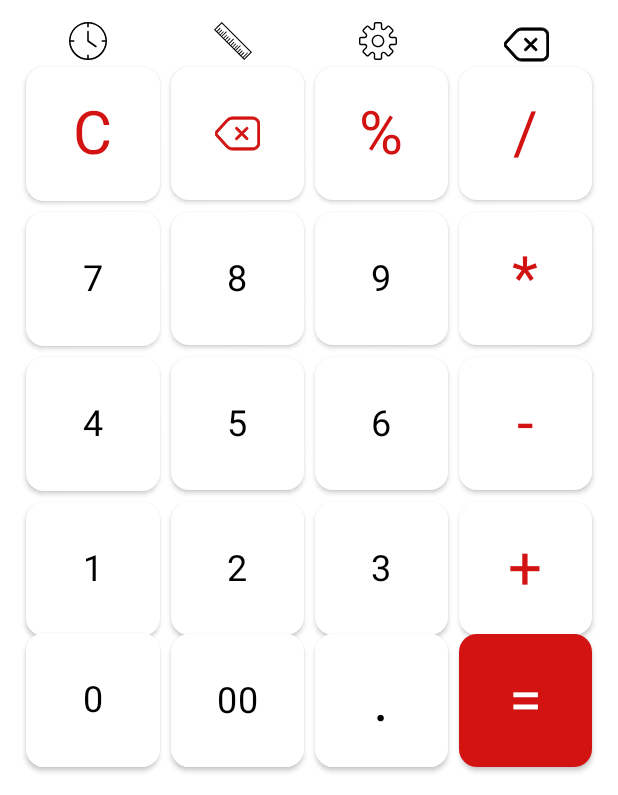
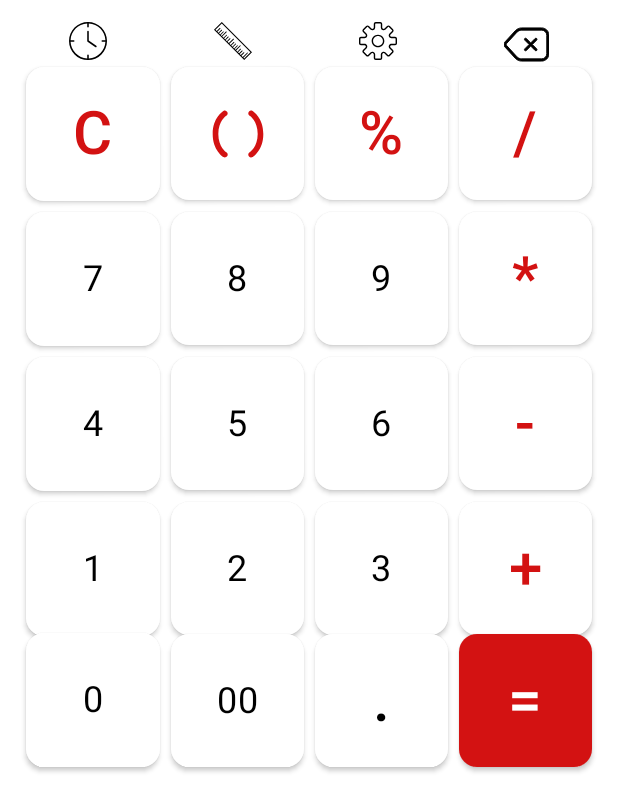
Before and after one commit to tahasin007/MathMate, an Android app built with Jetpack Compose: the screen it shows after launch (LauncherActivity), on a phone screen of 412 x 824 dp. Shown: the part 438-1233 px from the top of the screen. Run offline under Robolectric (Android 15) with nearby library versions, the phone set to English and light mode, and no system bars.

Commit message:
[Title] Implementing Parenthesis operation in Calculator screen

```diff
--- a/app/src/main/java/com/android/calculator/operations/CalculatorOperation.kt
+++ b/app/src/main/java/com/android/calculator/operations/CalculatorOperation.kt
@@ -6,4 +6,5 @@ sealed class CalculatorOperation(val symbol: String) {
     data object Multiply : CalculatorOperation("*")
     data object Divide : CalculatorOperation("/")
     data object Mod : CalculatorOperation("%")
+    data object Parenthesis: CalculatorOperation("(")
 }
--- a/app/src/main/java/com/android/calculator/ui/components/ActionIconRow.kt
+++ b/app/src/main/java/com/android/calculator/ui/components/ActionIconRow.kt
@@ -43,7 +43,7 @@ fun ActionIconRow(
             colorFilter = ColorFilter.tint(MaterialTheme.colorScheme.onPrimary)
         )
         Image(
-            painter = painterResource(id = R.drawable.cal_delete),
+            painter = painterResource(id = R.drawable.ic_delete),
             contentDescription = "Delete",
             colorFilter = ColorFilter.tint(MaterialTheme.colorScheme.onPrimary)
         )
--- a/app/src/main/java/com/android/calculator/ui/components/CalculatorButton.kt
+++ b/app/src/main/java/com/android/calculator/ui/components/CalculatorButton.kt
@@ -24,6 +24,7 @@ import androidx.compose.ui.draw.scale
 import androidx.compose.ui.graphics.Color
 import androidx.compose.ui.graphics.ColorFilter
 import androidx.compose.ui.res.painterResource
+import androidx.compose.ui.text.font.FontWeight
 import androidx.compose.ui.unit.dp
 import androidx.compose.ui.unit.sp
 import androidx.core.text.isDigitsOnly
@@ -72,17 +73,18 @@ fun CalculatorButton(
             verticalArrangement = Arrangement.Center,
             horizontalAlignment = Alignment.CenterHorizontally
         ) {
-            if (symbol == "Del") {
+            if (symbol == "Parenthesis") {
                 Image(
-                    painter = painterResource(id = R.drawable.cal_delete),
-                    contentDescription = "Delete",
+                    painter = painterResource(id = R.drawable.ic_parenthesis),
+                    contentDescription = "Parenthesis",
                     colorFilter = ColorFilter.tint(buttonTextColor)
                 )
             } else if (!symbol.isDigitsOnly()) {
                 Text(
                     text = symbol,
                     fontSize = 40.sp,
-                    color = buttonTextColor
+                    color = buttonTextColor,
+                    fontWeight = FontWeight.SemiBold
                 )
             } else {
                 Text(
--- a/app/src/main/java/com/android/calculator/ui/factory/ButtonFactory.kt
+++ b/app/src/main/java/com/android/calculator/ui/factory/ButtonFactory.kt
@@ -1,6 +1,7 @@
 package com.android.calculator.ui.factory
 
 import com.android.calculator.actions.BaseAction
+import com.android.calculator.actions.CalculatorAction
 import com.android.calculator.operations.CalculatorOperation
 import com.android.calculator.state.CalculatorButtonInfo
 import com.android.calculator.state.ScreenType
@@ -19,7 +20,7 @@ class ButtonFactory {
         return listOf(
             listOf(
                 CalculatorButtonInfo("C", BaseAction.Clear),
-                CalculatorButtonInfo("Del", BaseAction.Delete),
+                CalculatorButtonInfo("Parenthesis", CalculatorAction.Parenthesis),
                 CalculatorButtonInfo("%", BaseAction.Operation(CalculatorOperation.Mod)),
                 CalculatorButtonInfo("/", BaseAction.Operation(CalculatorOperation.Divide))
             ),
--- /dev/null
+++ b/app/src/main/res/drawable/ic_parenthesis.xml
@@ -0,0 +1,11 @@
+<vector xmlns:android="http://schemas.android.com/apk/res/android"
+    android:width="40dp"
+    android:height="40dp"
+    android:viewportWidth="256"
+    android:viewportHeight="256">
+
+    <path
+        android:fillColor="#000000"
+        android:pathData="M82.33,222.2A12.04,12.04 0,0 1,65.83 226.29C63.96,225.17 20,197.99 20,128S63.96,30.83 65.83,29.71a12,12 0,0 1,12.42 20.54C76.71,51.2 44,72.3 44,128c0,55.82 32.85,76.89 34.25,77.76A11.96,11.96 0,0 1,82.33 222.2ZM190.17,29.71a12,12 0,1 0,-12.43 20.53C179.15,51.11 212,72.18 212,128s-32.85,76.89 -34.17,77.71A12,12 0,1 0,190.17 226.29C192.04,225.17 236,197.99 236,128S192.04,30.83 190.17,29.71Z" />
+
+</vector>
```
Also changed, not shown: app/src/main/java/com/android/calculator/state/viewmodel/CalculatorViewModel.kt (+36 -3 lines), app/src/main/java/com/android/calculator/utils/CommonUtils.kt (+16 -0 lines), app/src/main/java/com/android/calculator/utils/ExpressionEvaluator.kt (+24 -7 lines), app/src/main/res/drawable/ic_delete.xml (renamed from app/src/main/res/drawable/cal_delete.xml).
